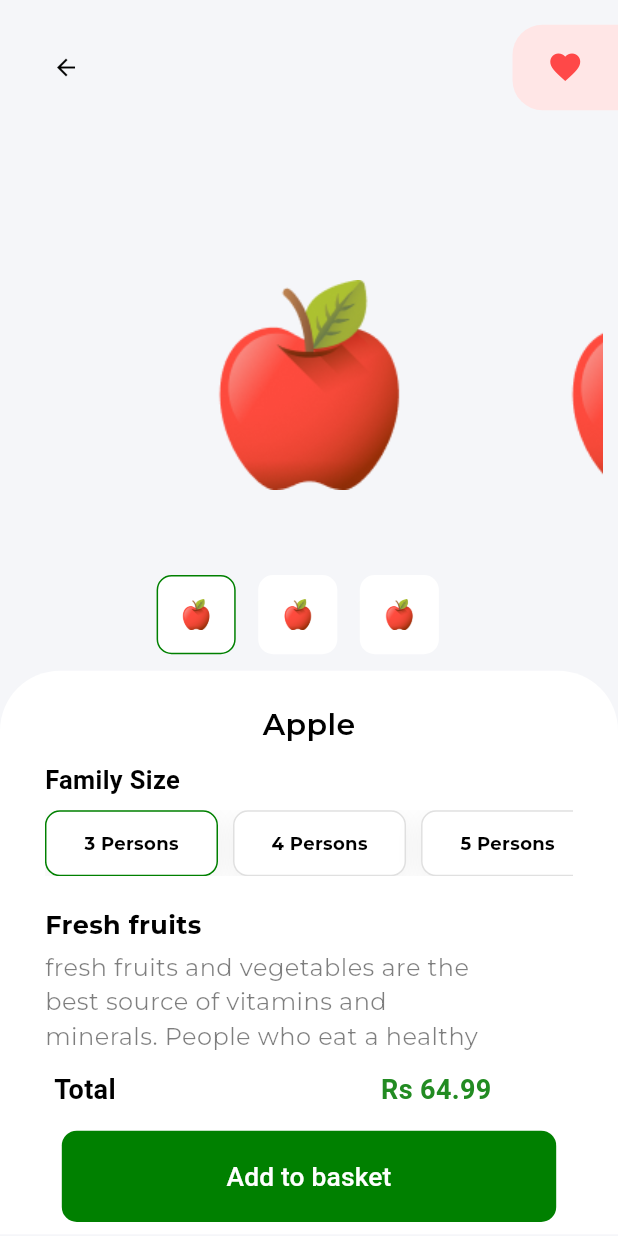
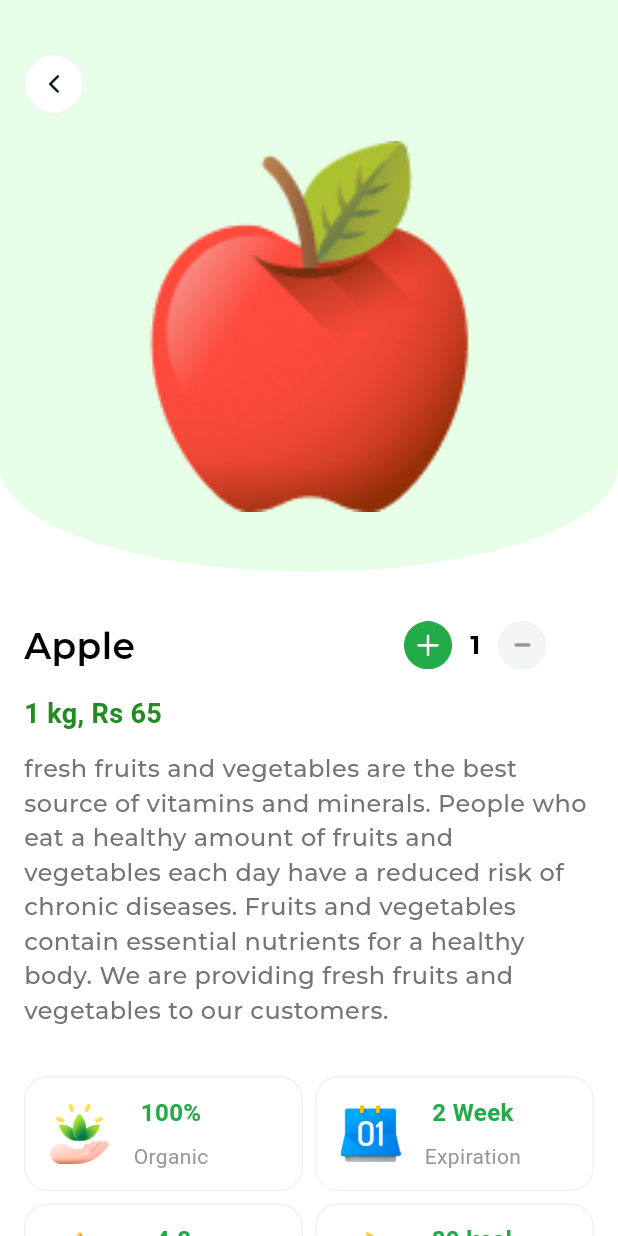
Before and after one commit to Hmmza-tariq/Flutter_grocery_app_1, a Flutter app: the ProductDetailsScreen screen opened directly with sample values from the repository, on a phone screen of 412 x 824 dp. Run offline on Flutter 3.47's test engine with Material 3 defaults, Android fonts, the phone set to English and light mode, and no system bars; our stand-ins replace connectivity_plus, flutter_svg, font_awesome_flutter, internet_connection_checker, sqflite; accounts and stored records are empty.

Commit message:
presentation layer

```diff
--- /dev/null
+++ b/lib/presentation/product_details/components/product_detail.dart
@@ -0,0 +1,245 @@
+import 'package:abc/data/models/product.dart';
+import 'package:abc/presentation/resources/assets_manager.dart';
+import 'package:abc/presentation/resources/color_manager.dart';
+import 'package:abc/presentation/resources/font_manager.dart';
+import 'package:abc/presentation/resources/strings_manager.dart';
+import 'package:abc/presentation/resources/styles_manager.dart';
+import 'package:abc/presentation/resources/values_manager.dart';
+import 'package:flutter/material.dart';
+
+class ProductDetails extends StatefulWidget {
+  const ProductDetails({Key? key, required this.product}) : super(key: key);
+  final Product product;
+
+  @override
+  State<ProductDetails> createState() => _ProductDetailsState();
+}
+
+class _ProductDetailsState extends State<ProductDetails> {
+  int itemCount = 1;
+
+  @override
+  Widget build(BuildContext context) {
+    return Scaffold(
+      backgroundColor: ColorManager.white,
+      body: SingleChildScrollView(
+        child: Column(
+          children: [
+            Container(
+              decoration: BoxDecoration(
+                  color: ColorManager.lightestPrimaryColor,
+                  borderRadius: BorderRadius.vertical(
+                      bottom: Radius.elliptical(
+                          MediaQuery.of(context).size.width, 140.0))),
+              child: Column(children: [
+                const SizedBox(
+                  height: AppSize.s36,
+                ),
+                Padding(
+                  padding:
+                      const EdgeInsets.symmetric(horizontal: AppPadding.p16),
+                  child: Row(
+                    mainAxisAlignment: MainAxisAlignment.spaceBetween,
+                    crossAxisAlignment: CrossAxisAlignment.center,
+                    children: [
+                      InkWell(
+                        onTap: () => Navigator.pop(context),
+                        child: Image.asset(
+                          ImageAssets.back,
+                          width: AppSize.s40,
+                          height: AppSize.s40,
+                        ),
+                      ),
+                    ],
+                  ),
+                ),
+                const SizedBox(
+                  height: AppSize.s18,
+                ),
+                FractionallySizedBox(
+                  alignment: Alignment.center,
+                  widthFactor: 0.6,
+                  child: Image.asset(
+                    widget.product.image,
+                    fit: BoxFit.cover,
+                  ),
+                ),
+                const SizedBox(
+                  height: AppSize.s40,
+                ),
+              ]),
+            ),
+            const SizedBox(
+              height: AppSize.s16,
+            ),
+            Padding(
+              padding: const EdgeInsets.all(AppPadding.p16),
+              child: Column(
+                mainAxisAlignment: MainAxisAlignment.start,
+                crossAxisAlignment: CrossAxisAlignment.start,
+                children: [
+                  Row(
+                    crossAxisAlignment: CrossAxisAlignment.center,
+                    children: [
+                      Expanded(
+                        flex: 2,
+                        child: Text(
+                          widget.product.title,
+                          style: productTitleStyle,
+                        ),
+                      ),
+                      Expanded(
+                        child: Row(
+                          children: [
+                            InkWell(
+                              onTap: (() {
+                                setState(() {
+                                  itemCount++;
+                                });
+                              }),
+                              child: Image.asset(
+                                ImageAssets.add,
+                                width: AppSize.s32,
+                                height: AppSize.s32,
+                              ),
+                            ),
+                            const SizedBox(
+                              width: AppSize.s12,
+                            ),
+                            Text(
+                              "$itemCount",
+                              style: productHeadlineStyle,
+                            ),
+                            const SizedBox(
+                              width: AppSize.s12,
+                            ),
+                            InkWell(
+                              onTap: () {
+                                setState(() {
+                                  if (itemCount > 0) itemCount--;
+                                });
+                              },
+                              child: Image.asset(
+                                ImageAssets.remove,
+                                width: AppSize.s32,
+                                height: AppSize.s32,
+                              ),
+                            ),
+                          ],
+                        ),
+                      )
+                    ],
+                  ),
+                  const SizedBox(
+                    height: AppSize.s16,
+                  ),
+                  Text(
+                      "$itemCount kg, Rs ${(widget.product.price * itemCount).ceil()}",
+                      style: priceTextStyle),
+                  const SizedBox(
+                    height: AppSize.s12,
+                  ),
+                  Text(
+                    widget.product.description["description"]!,
+                    style: productDescriptionStyle,
+                  ),
+                  const SizedBox(
+                    height: AppSize.s32,
+                  ),
+                  Row(
+                    children: [
+                      _itemKeyPointsView(
+                          ImageAssets.organic, "100%", "Organic"),
+                      const SizedBox(
+                        width: 8,
+                      ),
+                      _itemKeyPointsView(
+                          ImageAssets.expiration, "2 Week", "Expiration")
+                    ],
+                  ),
+                  const SizedBox(
+                    height: 8,
+                  ),
+                  Row(
+                    children: [
+                      _itemKeyPointsView(ImageAssets.reviews, "4.8", "Reviews"),
+                      const SizedBox(
+                        width: 8,
+                      ),
+                      _itemKeyPointsView(
+                          ImageAssets.calories, "80 kcal", "100 Gram")
+                    ],
+                  ),
+                  const SizedBox(
+                    height: AppSize.s20,
+                  ),
+                  FractionallySizedBox(
+                    widthFactor: 1,
+                    child: ElevatedButton(
+                        onPressed: () {
+                          //Navigator.pushNamed(context, MyRoutes.cartRoute);
+                        },
+                        style: TextButton.styleFrom(
+                          padding: const EdgeInsets.symmetric(vertical: 16),
+                          textStyle: const TextStyle(
+                              fontSize: 14, fontWeight: FontWeight.w500),
+                          shape: const StadiumBorder(),
+                          backgroundColor: const Color(0xff23AA49),
+                        ),
+                        child: Text(
+                          AppStrings.addToCart,
+                          style: textStyle.copyWith(color: ColorManager.white),
+                        )),
+                  ),
+                ],
+              ),
+            )
+          ],
+        ),
+      ),
+    );
+  }
+
+  Widget _itemKeyPointsView(String imagePath, String title, String desc) {
+    return Expanded(
+      child: Container(
+        padding: const EdgeInsets.symmetric(horizontal: 16, vertical: 12),
+        decoration: BoxDecoration(
+            borderRadius: const BorderRadius.all(Radius.circular(16)),
+            border: Border.all(color: const Color(0xffF1F1F5))),
+        child: Row(
+          crossAxisAlignment: CrossAxisAlignment.center,
+          children: [
+            Image.asset(
+              imagePath,
+              width: 40,
+              height: 40,
+            ),
+            const SizedBox(
+              width: 16,
+            ),
+            Column(
+              mainAxisAlignment: MainAxisAlignment.center,
+              crossAxisAlignment: CrossAxisAlignment.center,
+              children: [
+                Text(
+                  title,
+                  style: const TextStyle(
+                      fontSize: 16,
+                      fontWeight: FontWeight.bold,
+                      color: Color(0xff23AA49)),
+                ),
+                const SizedBox(
+                  height: 8,
+                ),
+                Text(desc,
+                    style: const TextStyle(
+                        fontSize: 14, color: Color(0xff979899))),
+              ],
+            )
+          ],
+        ),
+      ),
+    );
+  }
+}
--- a/lib/presentation/product_details/product_details_screen.dart
+++ b/lib/presentation/product_details/product_details_screen.dart
@@ -1,7 +1,7 @@
 import 'package:abc/data/models/product.dart';
+import 'package:abc/presentation/product_details/components/product_detail.dart';
 import 'package:flutter/material.dart';
 import 'components/custom_app_bar.dart';
-import 'components/product_details_content.dart';
 
 class ProductDetailsScreen extends StatelessWidget {
   static const routeName = '/details';
@@ -12,16 +12,10 @@ class ProductDetailsScreen extends StatelessWidget {
     // Receive object from pushNamed Route
     final product = ModalRoute.of(context)!.settings.arguments as Product;
 
-    return Scaffold(
-      backgroundColor: const Color(0xFFF5F6F9),
-      appBar: PreferredSize(
-        preferredSize: const Size.fromHeight(150),
-        child: CustomAppBar(
-          productId: product.id,
-          isProductFavourite: product.isFavourite,
-        ),
+    return SafeArea(
+      child: Scaffold(
+        body: ProductDetails(product: product),
       ),
-      body: DetailsScreenContent(product: product),
     );
   }
 }
--- a/lib/presentation/resources/assets_manager.dart
+++ b/lib/presentation/resources/assets_manager.dart
@@ -13,6 +13,14 @@ class ImageAssets {
   static const String recipe_1 = "$IMAGE_PATH/r2.jpeg";
   static const String recipe_2 = "$IMAGE_PATH/r2.jpeg";
   static const String recipe_3 = "$IMAGE_PATH/r2.jpeg";
+  static const String back = "$ICON_PATH/back_icon.png";
+  static const String remove = "$ICON_PATH/remove_icon.png";
+  static const String reviews = "$ICON_PATH/reviews.png";
+  static const String search = "$ICON_PATH/search_icon.png";
+  static const String add = "$ICON_PATH/add_icon.png";
+  static const String expiration = "$ICON_PATH/expiration.png";
+  static const String organic = "$ICON_PATH/organic.png";
+  static const String calories = "$ICON_PATH/calories.png";
   static const String google = "$ICON_PATH/google.svg";
   static const String facebook = "$ICON_PATH/facebook.svg";
   static const String twitter = "$ICON_PATH/twitter.svg";
--- a/lib/presentation/resources/color_manager.dart
+++ b/lib/presentation/resources/color_manager.dart
@@ -19,6 +19,7 @@ class ColorManager {
   static const Color transparent = Color.fromARGB(0, 255, 255, 255);
   static const Color black = Color.fromARGB(255, 0, 0, 0);
   static const Color white = Color.fromARGB(255, 255, 255, 255);
+  static const Color lightestPrimaryColor = Color.fromARGB(255, 231, 255, 231);
 
   static const primaryGradientColor = LinearGradient(
     begin: Alignment.topCenter,
--- a/lib/presentation/resources/font_manager.dart
+++ b/lib/presentation/resources/font_manager.dart
@@ -19,6 +19,7 @@ class FontSize {
   static const double s17 = 17;
   static const double s18 = 18;
   static const double s20 = 20;
+  static const double s24 = 24;
   static const double s28 = 28;
   static const double s34 = 34;
   static const double s60 = 60;
--- a/lib/presentation/resources/strings_manager.dart
+++ b/lib/presentation/resources/strings_manager.dart
@@ -62,6 +62,7 @@ class AppStrings {
       "Your internet connection is currently not available please check it or try again.";
   static const String tryAgain = "Try Again";
   static const String location = "My Location";
+  static const String addToCart = "Add to cart";
 }
 
 final RegExp emailValidatorRegExp =
--- a/lib/presentation/resources/styles_manager.dart
+++ b/lib/presentation/resources/styles_manager.dart
@@ -66,7 +66,7 @@ const drawerItemTextStyle = TextStyle(
 );
 const productTitleStyle = TextStyle(
   color: Colors.black,
-  fontSize: FontSize.s20,
+  fontSize: FontSize.s24,
   fontFamily: FontManager.fontFamily,
   fontWeight: FontWeight.w600,
 );
@@ -77,10 +77,11 @@ const colorTextStyle = TextStyle(
   fontFamily: FontManager.fontFamily,
   fontWeight: FontWeight.w700,
 );
-const productDescriptionStyle = TextStyle(
-  color: ColorManager.black,
+TextStyle productDescriptionStyle = TextStyle(
+  color: ColorManager.grey,
   fontSize: FontSize.s16,
   letterSpacing: 0.30,
+  fontWeight: FontWeight.w500,
   fontFamily: FontManager.fontFamily,
 );
 
--- a/lib/presentation/resources/values_manager.dart
+++ b/lib/presentation/resources/values_manager.dart
@@ -37,6 +37,8 @@ class AppSize {
   static const double s20 = 20.0;
   static const double s24 = 24.0;
   static const double s28 = 28.0;
+  static const double s32 = 32.0;
+  static const double s36 = 36.0;
   static const double s40 = 40.0;
   static const double s60 = 60.0;
   static const double s65 = 65.0;
```
Also changed, not shown: assets/icons/add_icon.png (added), assets/icons/back_icon.png (added), assets/icons/calories.png (added), assets/icons/expiration.png (added), assets/icons/organic.png (added), assets/icons/remove_icon.png (added), assets/icons/reviews.png (added), assets/icons/search_icon.png (added).
